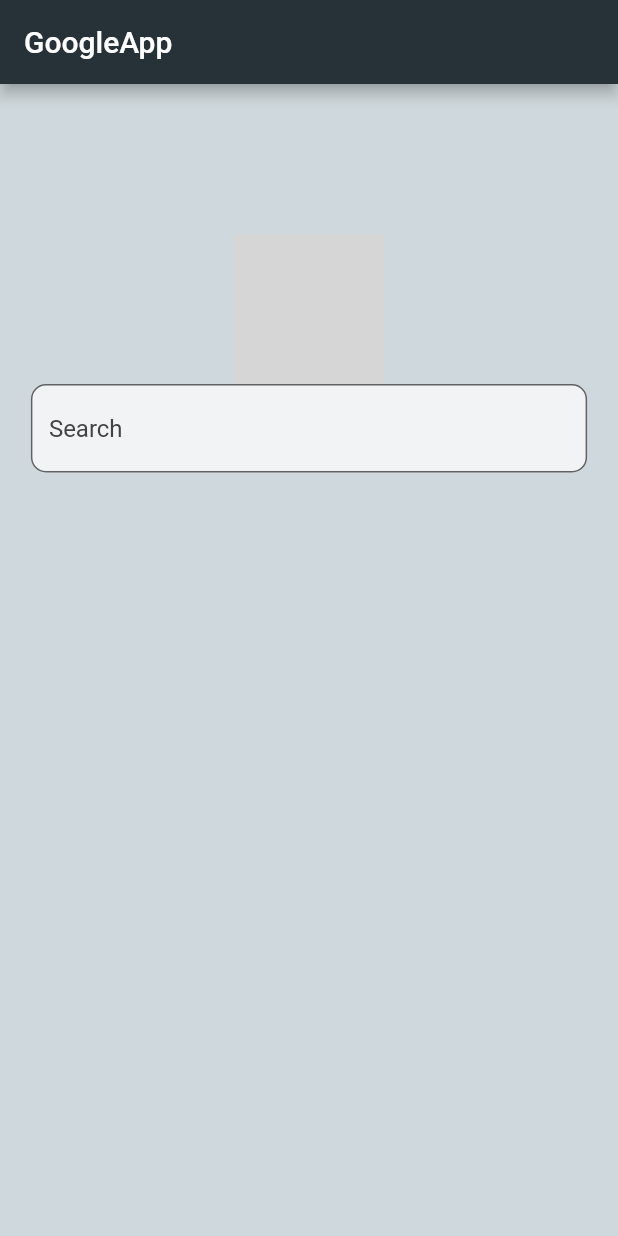
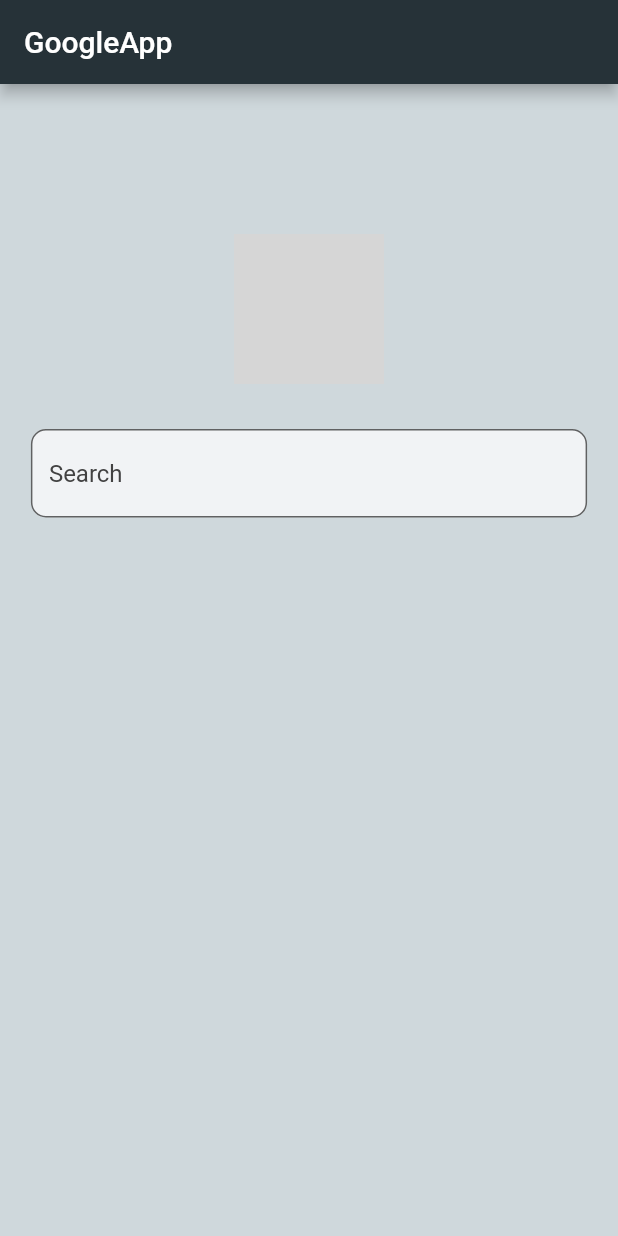
Before and after one commit to udityaprakash/Google_clone, a Flutter app: the screen it shows after launch, on a phone screen of 412 x 824 dp. Run offline on Flutter 3.47's test engine with Material 2 defaults, Android fonts, the phone set to English and light mode, and no system bars; network calls fail; grey boxes are pictures that could not be loaded.

Commit message:
added padding to text field

```diff
--- a/lib/main.dart
+++ b/lib/main.dart
@@ -68,7 +68,9 @@ class _BodypageState extends State<Bodypage> {
       padding: const EdgeInsets.only(top:100),
       child: Center(child: Column(
         children:[const Image(width: 100,image: NetworkImage('https://cdn.pixabay.com/photo/2015/12/11/11/43/google-1088004_960_720.png')),
-      Container(width: MediaQuery.of(context).size.width *0.9,child: TextField(controller: search,
+      Padding(
+        padding: const EdgeInsets.only(top:30),
+        child: Container(width: MediaQuery.of(context).size.width *0.9,child: TextField(controller: search,
         decoration: InputDecoration(
           border: OutlineInputBorder(
             borderRadius: BorderRadius.circular(10.0),
@@ -79,6 +81,7 @@ class _BodypageState extends State<Bodypage> {
           fillColor: Colors.white70),
         ),
         ),
+      ),
       ]),
       ),
     );
```
Lines whose indentation alone changed are shown as unchanged.
